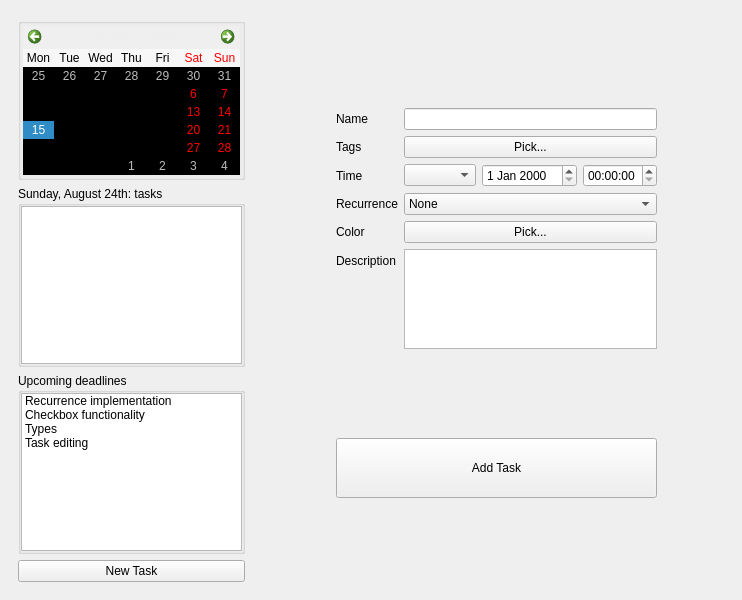
david4more/QtToDo, file src/mainwindow.ui: the form before one commit.
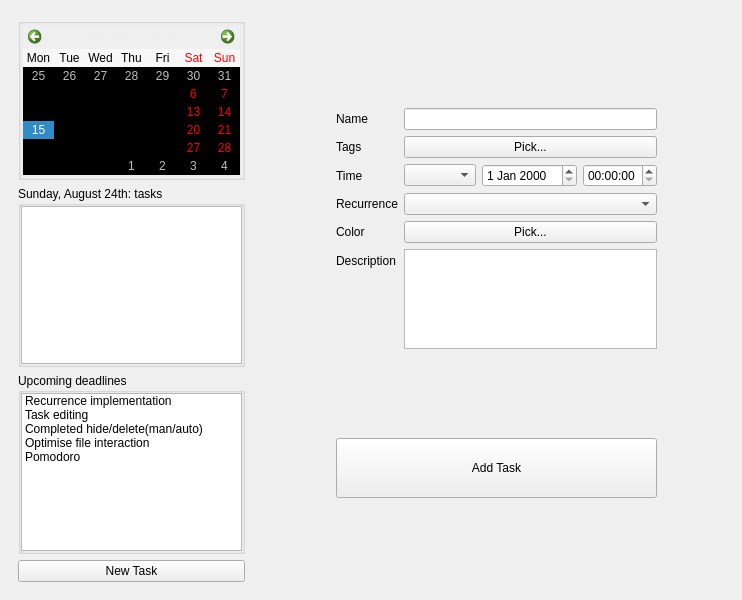
The form after the commit.

What changed in the file:
```diff
--- a/src/mainwindow.ui
+++ b/src/mainwindow.ui
@@ -182,21 +182,26 @@
               <string>Recurrence implementation</string>
              </property>
             </item>
-            <item>
-             <property name="text">
-              <string>Checkbox functionality</string>
-             </property>
-            </item>
-            <item>
-             <property name="text">
-              <string>Types</string>
-             </property>
-            </item>
             <item>
              <property name="text">
               <string>Task editing</string>
              </property>
             </item>
+            <item>
+             <property name="text">
+              <string>Completed hide/delete(man/auto)</string>
+             </property>
+            </item>
+            <item>
+             <property name="text">
+              <string>Optimise file interaction</string>
+             </property>
+            </item>
+            <item>
+             <property name="text">
+              <string>Pomodoro</string>
+             </property>
+            </item>
            </widget>
           </item>
          </layout>
@@ -393,31 +398,11 @@
           <item row="3" column="1">
            <widget class="QComboBox" name="taskRecurrenceBox">
             <property name="currentText">
-             <string>None</string>
+             <string/>
             </property>
             <property name="currentIndex">
-             <number>0</number>
+             <number>-1</number>
             </property>
-            <item>
-             <property name="text">
-              <string>None</string>
-             </property>
-            </item>
-            <item>
-             <property name="text">
-              <string>Daily</string>
-             </property>
-            </item>
-            <item>
-             <property name="text">
-              <string>Weekly</string>
-             </property>
-            </item>
-            <item>
-             <property name="text">
-              <string>Custom...</string>
-             </property>
-            </item>
            </widget>
           </item>
           <item row="4" column="0">
```
Left out of the diff: 4 changed lines with no effect on the pictures.
